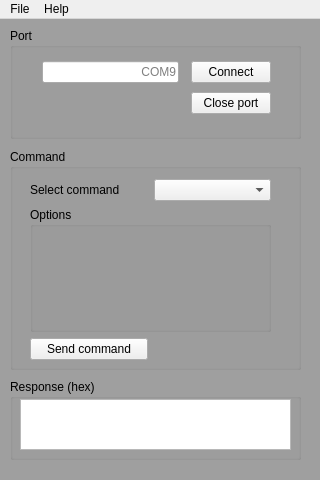
Qt form pyQt/stm_gui.ui (AdamStork/dipterv) before a commit.
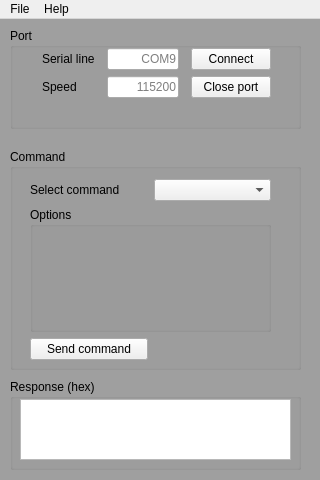
The same form after that commit.

Commit message: Port handling update

Patch:
```diff
--- a/pyQt/stm_gui.ui
+++ b/pyQt/stm_gui.ui
@@ -38,7 +38,7 @@
       <x>10</x>
       <y>9</y>
       <width>291</width>
-      <height>111</height>
+      <height>101</height>
      </rect>
     </property>
     <property name="title">
@@ -48,9 +48,9 @@
      <property name="geometry">
       <rect>
        <x>20</x>
-       <y>30</y>
+       <y>20</y>
        <width>241</width>
-       <height>61</height>
+       <height>73</height>
       </rect>
      </property>
      <layout class="QGridLayout" name="port_layout">
@@ -72,7 +72,91 @@
       <property name="verticalSpacing">
        <number>6</number>
       </property>
+      <item row="1" column="2">
+       <widget class="QPushButton" name="close_button">
+        <property name="text">
+         <string>Close port</string>
+        </property>
+       </widget>
+      </item>
+      <item row="0" column="0">
+       <widget class="QLabel" name="serial_line_label">
+        <property name="text">
+         <string>Serial line</string>
+        </property>
+        <property name="alignment">
+         <set>Qt::AlignLeading|Qt::AlignLeft|Qt::AlignVCenter</set>
+        </property>
+       </widget>
+      </item>
+      <item row="0" column="2">
+       <widget class="QPushButton" name="connect_button">
+        <property name="text">
+         <string>Connect</string>
+        </property>
+        <property name="checkable">
+         <bool>false</bool>
+        </property>
+        <property name="checked">
+         <bool>false</bool>
+        </property>
+        <property name="autoDefault">
+         <bool>false</bool>
+        </property>
+        <property name="default">
+         <bool>false</bool>
+        </property>
+        <property name="flat">
+         <bool>false</bool>
+        </property>
+       </widget>
+      </item>
       <item row="1" column="0">
+       <widget class="QLabel" name="speed_label">
+        <property name="text">
+         <string>Speed</string>
+        </property>
+        <property name="alignment">
+         <set>Qt::AlignLeading|Qt::AlignLeft|Qt::AlignVCenter</set>
+        </property>
+       </widget>
+      </item>
+      <item row="1" column="1">
+       <widget class="QLineEdit" name="speed_field">
+        <property name="alignment">
+         <set>Qt::AlignRight|Qt::AlignTrailing|Qt::AlignVCenter</set>
+        </property>
+        <property name="placeholderText">
+         <string>115200</string>
+        </property>
+       </widget>
+      </item>
+      <item row="0" column="1">
+       <widget class="QLineEdit" name="serial_line_field">
+        <property name="focusPolicy">
+         <enum>Qt::WheelFocus</enum>
+        </property>
+        <property name="toolTip">
+         <string/>
+        </property>
+        <property name="statusTip">
+         <string/>
+        </property>
+        <property name="whatsThis">
+         <string/>
+        </property>
+        <property name="text">
+         <string/>
+        </property>
+        <property name="alignment">
+         <set>Qt::AlignRight|Qt::AlignTrailing|Qt::AlignVCenter</set>
+        </property>
+        <property name="placeholderText">
+         <string>COM9</string>
+        </property>
+       </widget>
+      </item>
+      <item row="2" column="1" colspan="2">
        <widget class="QLabel" name="connection_output">
         <property name="sizePolicy">
          <sizepolicy hsizetype="Preferred" vsizetype="Preferred">
@@ -94,45 +178,6 @@
         </property>
        </widget>
       </item>
-      <item row="0" column="0">
-       <widget class="QLineEdit" name="port_box">
-        <property name="focusPolicy">
-         <enum>Qt::WheelFocus</enum>
-        </property>
-        <property name="toolTip">
-         <string/>
-        </property>
-        <property name="statusTip">
-         <string/>
-        </property>
-        <property name="whatsThis">
-         <string/>
-        </property>
-        <property name="text">
-         <string/>
-        </property>
-        <property name="alignment">
-         <set>Qt::AlignRight|Qt::AlignTrailing|Qt::AlignVCenter</set>
-        </property>
-        <property name="placeholderText">
-         <string>COM9</string>
-        </property>
-       </widget>
-      </item>
-      <item row="0" column="1">
-       <widget class="QPushButton" name="connect_button">
-        <property name="text">
-         <string>Connect</string>
-        </property>
-       </widget>
-      </item>
-      <item row="1" column="1">
-       <widget class="QPushButton" name="close_button">
-        <property name="text">
-         <string>Close port</string>
-        </property>
-       </widget>
-      </item>
      </layout>
     </widget>
    </widget>
@@ -214,7 +259,7 @@
       <x>10</x>
       <y>360</y>
       <width>291</width>
-      <height>81</height>
+      <height>91</height>
      </rect>
     </property>
     <property name="title">
@@ -226,7 +271,7 @@
        <x>10</x>
        <y>20</y>
        <width>271</width>
-       <height>51</height>
+       <height>61</height>
       </rect>
      </property>
      <layout class="QVBoxLayout" name="response_layout">
```
The commit also changes 2 other files.
